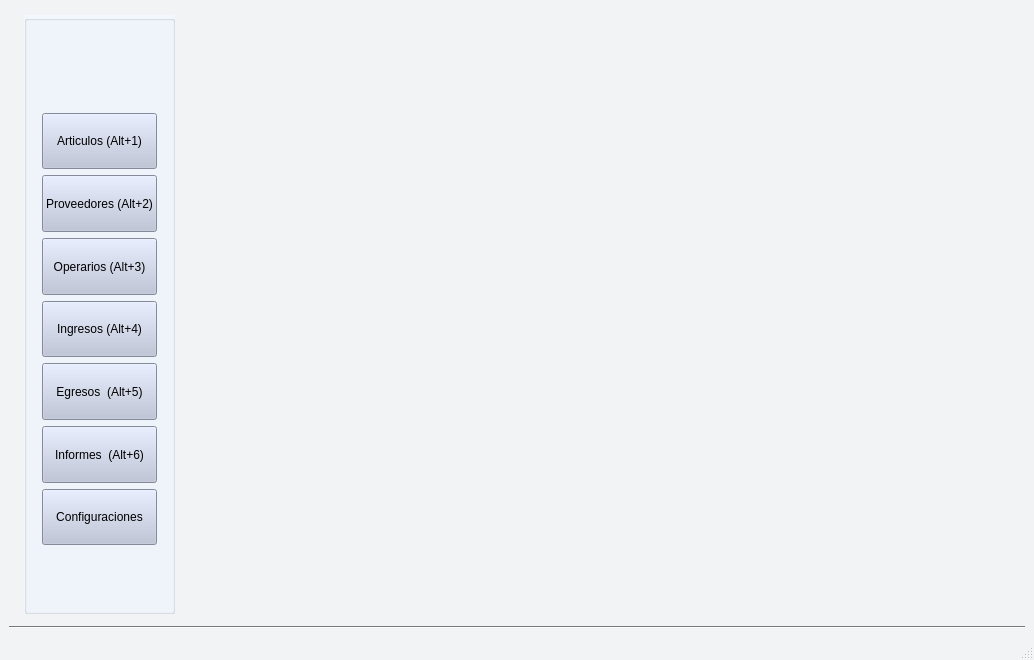
First picture: the form in gui/main.ui, repository Lonaris/Corupel, before the edit.
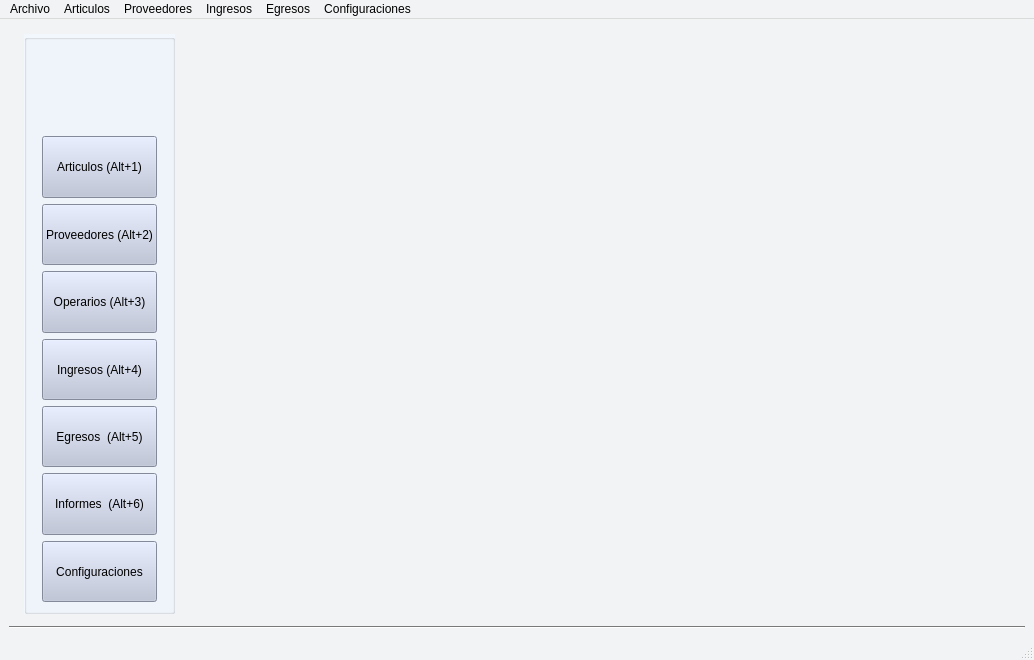
Second picture: the form after the edit. Icons and pictures are not drawn.

```diff
--- a/gui/main.ui
+++ b/gui/main.ui
@@ -480,19 +480,6 @@
          <property name="rightMargin">
           <number>15</number>
          </property>
-         <item row="9" column="0">
-          <spacer name="verticalSpacer">
-           <property name="orientation">
-            <enum>Qt::Vertical</enum>
-           </property>
-           <property name="sizeHint" stdset="0">
-            <size>
-             <width>20</width>
-             <height>40</height>
-            </size>
-           </property>
-          </spacer>
-         </item>
          <item row="0" column="0">
           <widget class="QLabel" name="label_logo">
            <property name="sizePolicy">
@@ -782,6 +769,54 @@
      <height>21</height>
     </rect>
    </property>
+   <widget class="QMenu" name="menuArchivo">
+    <property name="title">
+     <string>Archivo</string>
+    </property>
+    <addaction name="actionABM_Operarios"/>
+    <addaction name="actionResolucion"/>
+    <addaction name="actionConfig_Impresoras"/>
+   </widget>
+   <widget class="QMenu" name="menuArticulos">
+    <property name="title">
+     <string>Articulos</string>
+    </property>
+    <addaction name="actionBuscar"/>
+    <addaction name="actionListado_de_Articulos"/>
+    <addaction name="actionIngreso_Nuevo"/>
+   </widget>
+   <widget class="QMenu" name="menuProveedores">
+    <property name="title">
+     <string>Proveedores</string>
+    </property>
+    <addaction name="actionBuscar_2"/>
+    <addaction name="actionIngreso_Nuevo_2"/>
+    <addaction name="actionIngreso_Nuevo_3"/>
+   </widget>
+   <widget class="QMenu" name="menuIngresos">
+    <property name="title">
+     <string>Ingresos</string>
+    </property>
+    <addaction name="actionIngreso_de_Articulos"/>
+   </widget>
+   <widget class="QMenu" name="menuEgresos">
+    <property name="title">
+     <string>Egresos</string>
+    </property>
+    <addaction name="actionEgreso_de_Articulos"/>
+   </widget>
+   <widget class="QMenu" name="menuConfiguraciones">
+    <property name="title">
+     <string>Configuraciones</string>
+    </property>
+    <addaction name="actionAtajos_del_Teclado"/>
+   </widget>
+   <addaction name="menuArchivo"/>
+   <addaction name="menuArticulos"/>
+   <addaction name="menuProveedores"/>
+   <addaction name="menuIngresos"/>
+   <addaction name="menuEgresos"/>
+   <addaction name="menuConfiguraciones"/>
   </widget>
   <widget class="QStatusBar" name="statusbar"/>
   <action name="actionBuscar">
```
Left out of the diff: 76 changed lines with no effect on the pictures.
